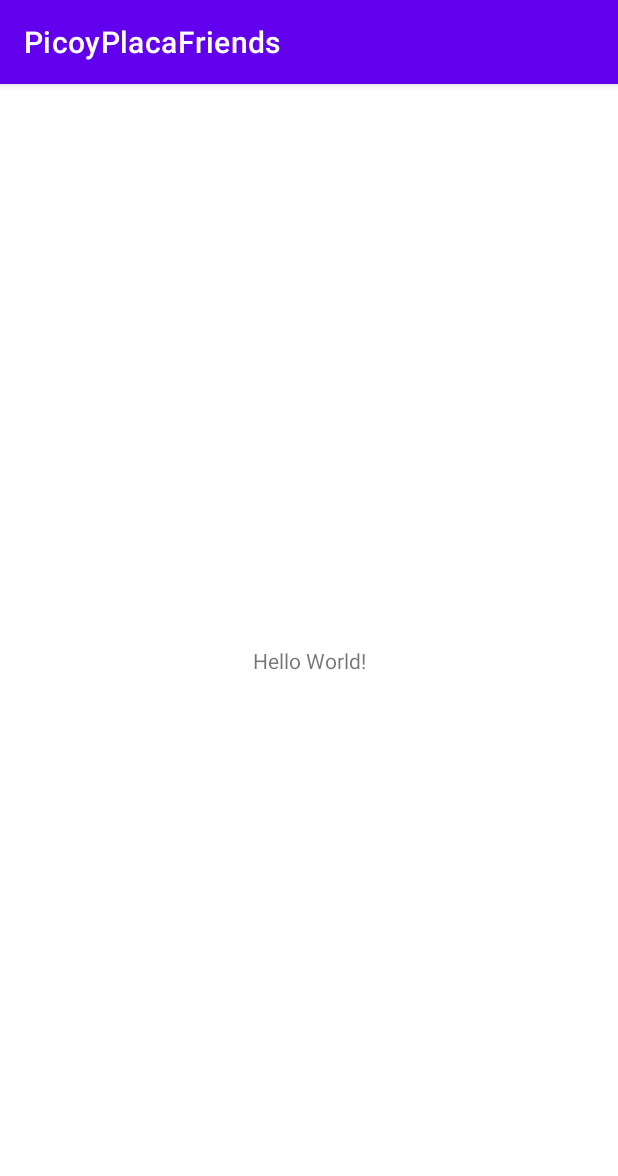
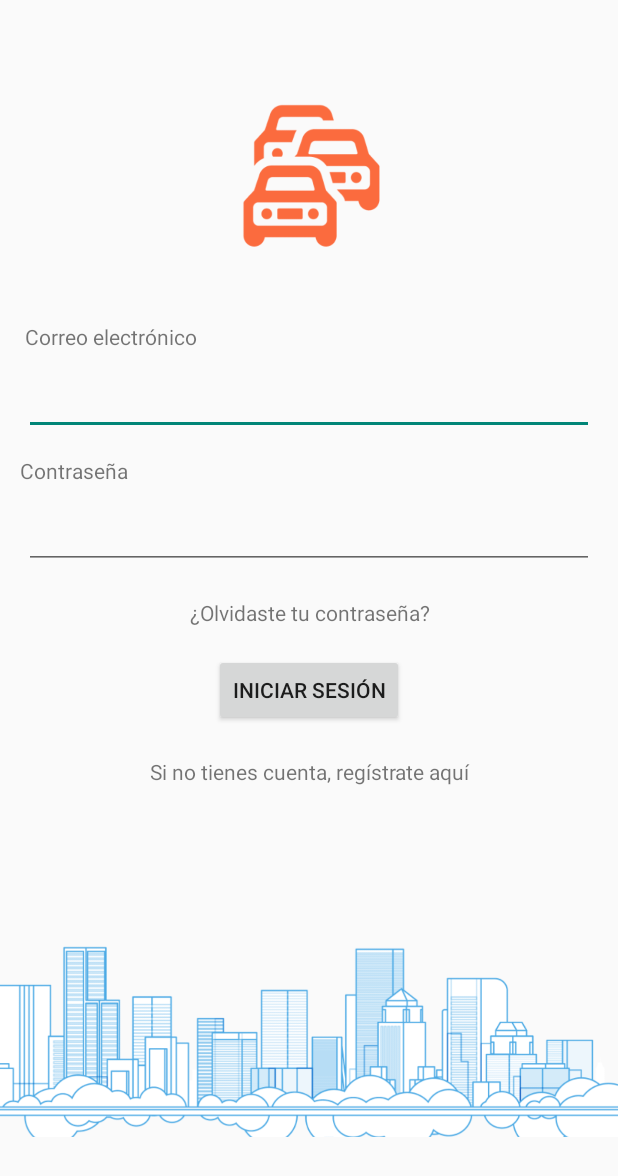
Before and after one commit to camilovivas/PicoyPlacaFriends, an Android app: the screen it shows after launch (MainActivity before the commit, LoginActivity after it), on a phone screen of 412 x 824 dp. Shown: the top 1176 px of the screen. Run offline under Robolectric (Android 15) with nearby library versions, the phone set to English and light mode, and no system bars.

Commit message:
conection start screen and login activity completed

```diff
--- a/app/src/main/AndroidManifest.xml
+++ b/app/src/main/AndroidManifest.xml
@@ -8,7 +8,7 @@
         android:label="@string/app_name"
         android:roundIcon="@mipmap/ic_launcher_round"
         android:supportsRtl="true"
-        android:theme="@style/Theme.PicoyPlacaFriends">
+        android:theme="@style/Theme.AppCompat.Light.NoActionBar">
         <activity
             android:name=".registro.ContactInformationActivity"
             android:exported="false" />
--- a/app/src/main/java/com/example/picoyplacafriends/MainActivity.java
+++ b/app/src/main/java/com/example/picoyplacafriends/MainActivity.java
@@ -2,13 +2,51 @@ package com.example.picoyplacafriends;
 
 import androidx.appcompat.app.AppCompatActivity;
 
+import android.content.Intent;
 import android.os.Bundle;
 
 public class MainActivity extends AppCompatActivity {
+
+    private Intent loginActivityIntent;
+    private boolean isAlive = true;
+    private int counter = 0;
 
     @Override
     protected void onCreate(Bundle savedInstanceState) {
         super.onCreate(savedInstanceState);
         setContentView(R.layout.activity_main);
+        runCounter();
     }
+
+    /**
+     * Realiza un conteo y luego lanza una atividad principal de la aplicación,
+     * la actividad home
+     */
+    public void runCounter(){
+        new Thread(
+                ()->{
+                    while (isAlive){
+                        try {
+                            if (counter==1) {
+                                runOnUiThread(() -> {
+                                    // Se lanza la actividad home
+                                    loginActivityIntent = new Intent(this, LoginActivity.class);
+                                    startActivity(loginActivityIntent);
+                                });
+                                isAlive = false;
+                            }else {
+                                Thread.sleep(1000);
+                                counter++;
+                            }
+                        } catch (InterruptedException e) {
+                            e.printStackTrace();
+                        }finally {
+                            finish();
+                        }
+                    }
+                }
+        ).start();
+    }
+
+
 }
--- a/app/src/main/res/layout/activity_login.xml
+++ b/app/src/main/res/layout/activity_login.xml
@@ -8,9 +8,9 @@
 
     <ImageView
         android:id="@+id/imageView"
-        android:layout_width="162dp"
-        android:layout_height="138dp"
-        android:layout_marginTop="32dp"
+        android:layout_width="135dp"
+        android:layout_height="101dp"
+        android:layout_marginTop="64dp"
         android:layout_marginBottom="8dp"
         app:layout_constraintBottom_toTopOf="@+id/constraintLayout"
         app:layout_constraintEnd_toEndOf="parent"
@@ -46,7 +46,7 @@
             android:id="@+id/textView2"
             android:layout_width="0dp"
             android:layout_height="wrap_content"
-            android:layout_marginTop="8dp"
+            android:layout_marginTop="4dp"
             android:layout_marginBottom="4dp"
             android:text="    Contraseña"
             app:layout_constraintBottom_toTopOf="@+id/etPassword"
@@ -61,7 +61,7 @@
             android:layout_marginStart="16dp"
             android:layout_marginTop="4dp"
             android:layout_marginEnd="16dp"
-            android:layout_marginBottom="16dp"
+            android:layout_marginBottom="10dp"
             android:ems="10"
             android:inputType="textEmailAddress"
             android:minHeight="48dp"
@@ -79,7 +79,7 @@
             android:layout_marginStart="16dp"
             android:layout_marginTop="4dp"
             android:layout_marginEnd="16dp"
-            android:layout_marginBottom="32dp"
+            android:layout_marginBottom="15dp"
             android:ems="10"
             android:inputType="textPassword"
             android:minHeight="48dp"
@@ -94,7 +94,7 @@
             android:layout_width="0dp"
             android:layout_height="wrap_content"
             android:layout_marginTop="4dp"
-            android:layout_marginBottom="16dp"
+            android:layout_marginBottom="8dp"
             android:text="¿Olvidaste tu contraseña?"
             android:textAlignment="center"
             app:layout_constraintBottom_toTopOf="@+id/button"
@@ -106,8 +106,8 @@
             android:id="@+id/button"
             android:layout_width="wrap_content"
             android:layout_height="wrap_content"
-            android:layout_marginTop="20dp"
-            android:layout_marginBottom="8dp"
+            android:layout_marginTop="10dp"
+            android:layout_marginBottom="5dp"
             android:text="Iniciar sesión"
             app:layout_constraintBottom_toTopOf="@+id/textView4"
             app:layout_constraintEnd_toEndOf="parent"
@@ -118,8 +118,8 @@
             android:id="@+id/textView4"
             android:layout_width="0dp"
             android:layout_height="wrap_content"
-            android:layout_marginTop="61dp"
-            android:layout_marginBottom="32dp"
+            android:layout_marginTop="15dp"
+            android:layout_marginBottom="15dp"
             android:text="Si no tienes cuenta, regístrate aquí"
             android:textAlignment="center"
             app:layout_constraintBottom_toBottomOf="parent"
@@ -133,7 +133,7 @@
     <ImageView
         android:id="@+id/imageView2"
         android:layout_width="0dp"
-        android:layout_height="196dp"
+        android:layout_height="0dp"
         android:layout_marginTop="16dp"
         app:layout_constraintBottom_toBottomOf="parent"
         app:layout_constraintEnd_toEndOf="parent"
--- a/app/src/main/res/layout/activity_main.xml
+++ b/app/src/main/res/layout/activity_main.xml
@@ -6,13 +6,14 @@
     android:layout_height="match_parent"
     tools:context=".MainActivity">
 
-    <TextView
-        android:layout_width="wrap_content"
-        android:layout_height="wrap_content"
-        android:text="Hello World!"
+    <ImageView
+        android:id="@+id/imageView7"
+        android:layout_width="183dp"
+        android:layout_height="166dp"
+        android:background="@android:drawable/toast_frame"
         app:layout_constraintBottom_toBottomOf="parent"
-        app:layout_constraintLeft_toLeftOf="parent"
-        app:layout_constraintRight_toRightOf="parent"
-        app:layout_constraintTop_toTopOf="parent" />
-
+        app:layout_constraintEnd_toEndOf="parent"
+        app:layout_constraintStart_toStartOf="parent"
+        app:layout_constraintTop_toTopOf="parent"
+        app:srcCompat="@drawable/logo" />
 </androidx.constraintlayout.widget.ConstraintLayout>
```
